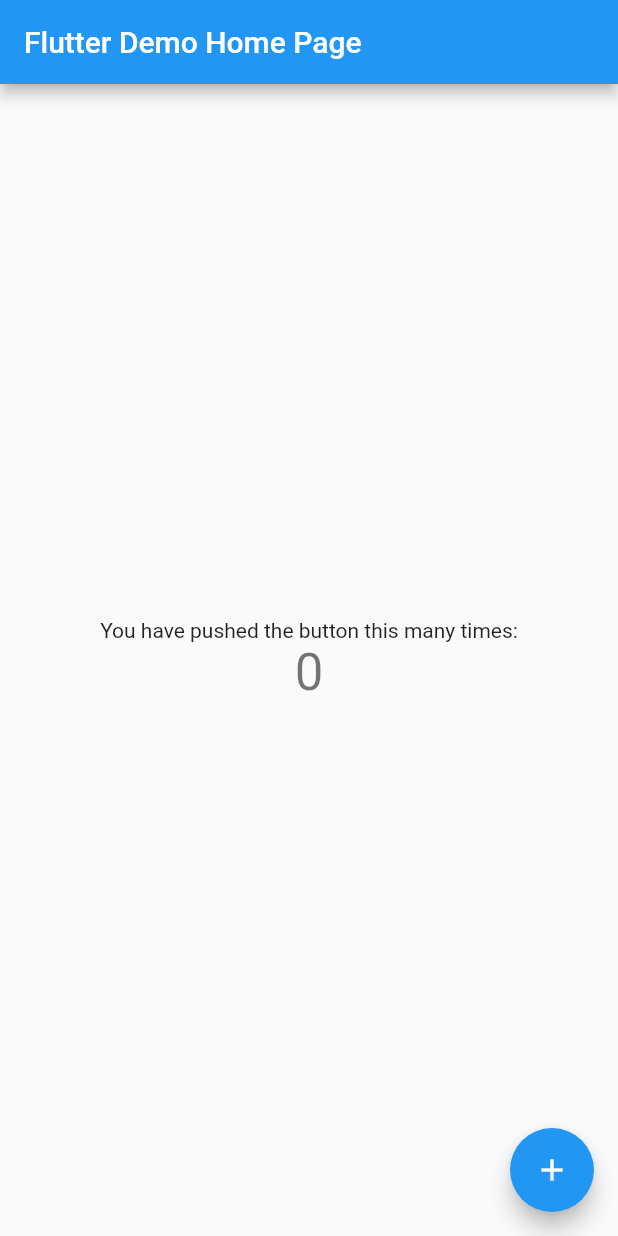
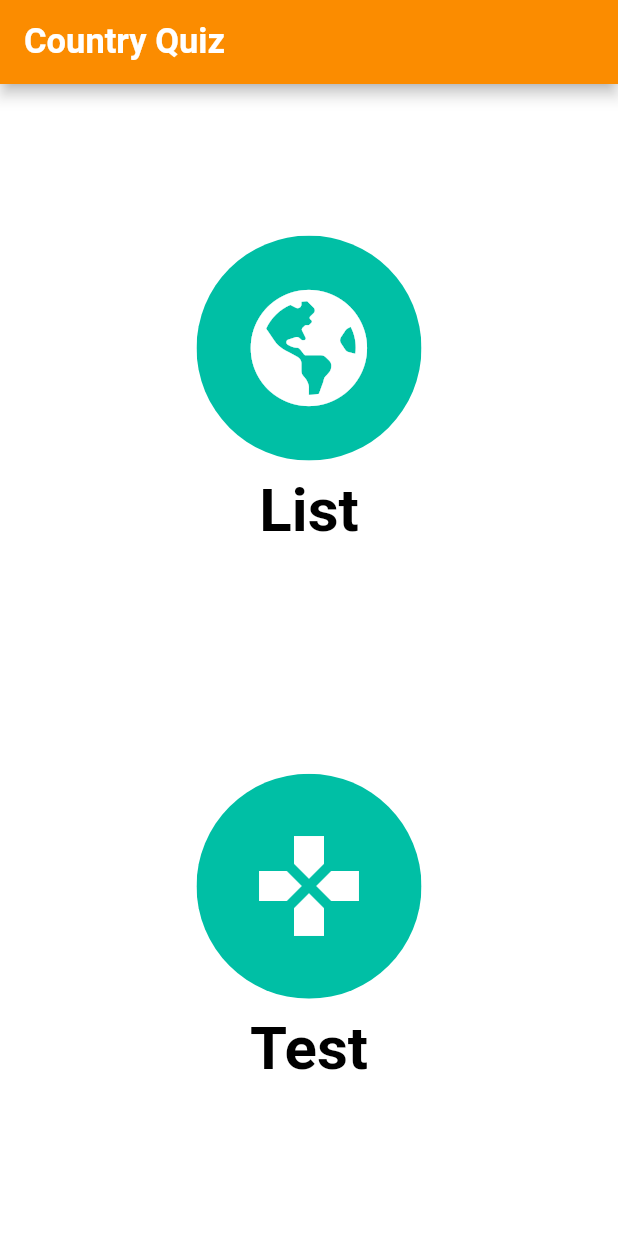
Before and after one commit to tattuu/country_quiz, a Flutter app: the screen it shows after launch, on a phone screen of 412 x 824 dp. Run offline on Flutter 3.47's test engine with Material 2 defaults, Android fonts, the phone set to English and light mode, and no system bars.

Commit message:
create top page

```diff
--- a/lib/main.dart
+++ b/lib/main.dart
@@ -1,4 +1,6 @@
 import 'package:flutter/material.dart';
+
+import 'package:country_quiz/top_page.dart';
 
 void main() => runApp(MyApp());
 
@@ -7,105 +9,15 @@ class MyApp extends StatelessWidget {
   @override
   Widget build(BuildContext context) {
     return MaterialApp(
-      title: 'Flutter Demo',
+      debugShowCheckedModeBanner: false,
+      title: 'Country Quiz',
       theme: ThemeData(
-        // This is the theme of your application.
-        //
-        // Try running your application with "flutter run". You'll see the
-        // application has a blue toolbar. Then, without quitting the app, try
-        // changing the primarySwatch below to Colors.green and then invoke
-        // "hot reload" (press "r" in the console where you ran "flutter run",
-        // or simply save your changes to "hot reload" in a Flutter IDE).
-        // Notice that the counter didn't reset back to zero; the application
-        // is not restarted.
-        primarySwatch: Colors.blue,
+//        brightness: Brightness.light,
+        scaffoldBackgroundColor: Colors.white,
+        primaryColor: Colors.orange[600],
       ),
-      home: MyHomePage(title: 'Flutter Demo Home Page'),
+//      home: CategoryRoute(),
+      home: TopPage(),
     );
   }
 }
-
-class MyHomePage extends StatefulWidget {
-  MyHomePage({Key key, this.title}) : super(key: key);
-
-  // This widget is the home page of your application. It is stateful, meaning
-  // that it has a State object (defined below) that contains fields that affect
-  // how it looks.
-
-  // This class is the configuration for the state. It holds the values (in this
-  // case the title) provided by the parent (in this case the App widget) and
-  // used by the build method of the State. Fields in a Widget subclass are
-  // always marked "final".
-
-  final String title;
-
-  @override
-  _MyHomePageState createState() => _MyHomePageState();
-}
-
-class _MyHomePageState extends State<MyHomePage> {
-  int _counter = 0;
-
-  void _incrementCounter() {
-    setState(() {
-      // This call to setState tells the Flutter framework that something has
-      // changed in this State, which causes it to rerun the build method below
-      // so that the display can reflect the updated values. If we changed
-      // _counter without calling setState(), then the build method would not be
-      // called again, and so nothing would appear to happen.
-      _counter++;
-    });
-  }
-
-  @override
-  Widget build(BuildContext context) {
-    // This method is rerun every time setState is called, for instance as done
-    // by the _incrementCounter method above.
-    //
-    // The Flutter framework has been optimized to make rerunning build methods
-    // fast, so that you can just rebuild anything that needs updating rather
-    // than having to individually change instances of widgets.
-    return Scaffold(
-      appBar: AppBar(
-        // Here we take the value from the MyHomePage object that was created by
-        // the App.build method, and use it to set our appbar title.
-        title: Text(widget.title),
-      ),
-      body: Center(
-        // Center is a layout widget. It takes a single child and positions it
-        // in the middle of the parent.
-        child: Column(
-          // Column is also layout widget. It takes a list of children and
-          // arranges them vertically. By default, it sizes itself to fit its
-          // children horizontally, and tries to be as tall as its parent.
-          //
-          // Invoke "debug painting" (press "p" in the console, choose the
-          // "Toggle Debug Paint" action from the Flutter Inspector in Android
-          // Studio, or the "Toggle Debug Paint" command in Visual Studio Code)
-          // to see the wireframe for each widget.
-          //
-          // Column has various properties to control how it sizes itself and
-          // how it positions its children. Here we use mainAxisAlignment to
-          // center the children vertically; the main axis here is the vertical
-          // axis because Columns are vertical (the cross axis would be
-          // horizontal).
-          mainAxisAlignment: MainAxisAlignment.center,
-          children: <Widget>[
-            Text(
-              'You have pushed the button this many times:',
-            ),
-            Text(
-              '$_counter',
-              style: Theme.of(context).textTheme.display1,
-            ),
-          ],
-        ),
-      ),
-      floatingActionButton: FloatingActionButton(
-        onPressed: _incrementCounter,
-        tooltip: 'Increment',
-        child: Icon(Icons.add),
-      ), // This trailing comma makes auto-formatting nicer for build methods.
-    );
-  }
-}
--- /dev/null
+++ b/lib/top_page.dart
@@ -0,0 +1,75 @@
+import 'package:flutter/material.dart';
+
+import 'package:country_quiz/country_list_route.dart';
+
+class TopPage extends StatelessWidget {
+
+  void _navigateToConverter(BuildContext context) {
+    Navigator.of(context).push(MaterialPageRoute<Null>(
+      builder: (BuildContext context) {
+        return CountryListRoute();
+      },
+    ));
+  }
+
+  Widget _iconLogo(BuildContext context, IconData icon) {
+    return ClipRRect(
+      borderRadius: BorderRadius.circular(75.0),
+      child: Container(
+        height: 150,
+        width: 150,
+        color: Colors.tealAccent[700],
+        child: FlatButton(
+          onPressed: () => _navigateToConverter(context),
+          child: Center(
+            child: Icon(
+              icon,
+              color: Colors.white,
+              size: 80,
+            ),
+          ),
+        ),
+      ),
+    );
+  }
+
+  Widget _iconName(BuildContext context, String name) {
+    return Text(
+      name,
+      style: TextStyle(
+        color: Colors.black,
+        fontSize: 40,
+        fontWeight: FontWeight.bold,
+      ),
+    );
+  }
+
+  @override
+  Widget build(BuildContext context) {
+    return Scaffold(
+      appBar: AppBar(
+        title: Text(
+          'Country Quiz',
+          style: TextStyle(
+              color: Colors.white, fontSize: 23, fontWeight: FontWeight.bold),
+        ),
+      ),
+      body: Center(
+        child: Column(
+          mainAxisAlignment: MainAxisAlignment.spaceAround,
+          children: <Widget>[
+            Spacer(flex: 10),
+            _iconLogo(context, IconData(0xe800, fontFamily: 'Icon')),
+            Spacer(),
+            _iconName(context, 'List'),
+            Spacer(flex: 15),
+            _iconLogo(context, Icons.gamepad),
+            Spacer(),
+            _iconName(context, 'Test'),
+            Spacer(flex: 10),
+          ],
+        ),
+      ),
+    );
+  }
+}
--- a/pubspec.yaml
+++ b/pubspec.yaml
@@ -40,11 +40,15 @@ flutter:
   # the material Icons class.
   uses-material-design: true
 
+
+  fonts:
+    - family:  Icon
+      fonts:
+        - asset: assets/icons/globe.ttf
   # To add assets to your application, add an assets section, like this:
   # assets:
   #  - images/a_dot_burr.jpeg
   #  - images/a_dot_ham.jpeg
-
   # An image asset can refer to one or more resolution-specific "variants", see
   # https://flutter.dev/assets-and-images/#resolution-aware.
 
```
Also changed, not shown: assets/icons/globe.ttf (added).
